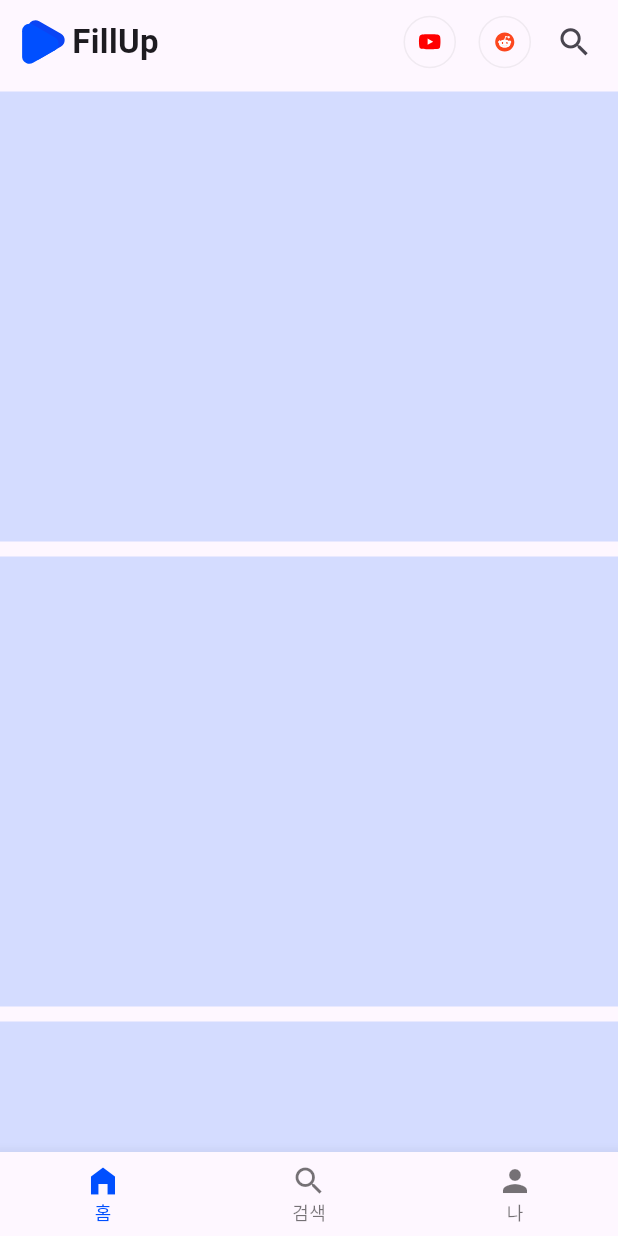
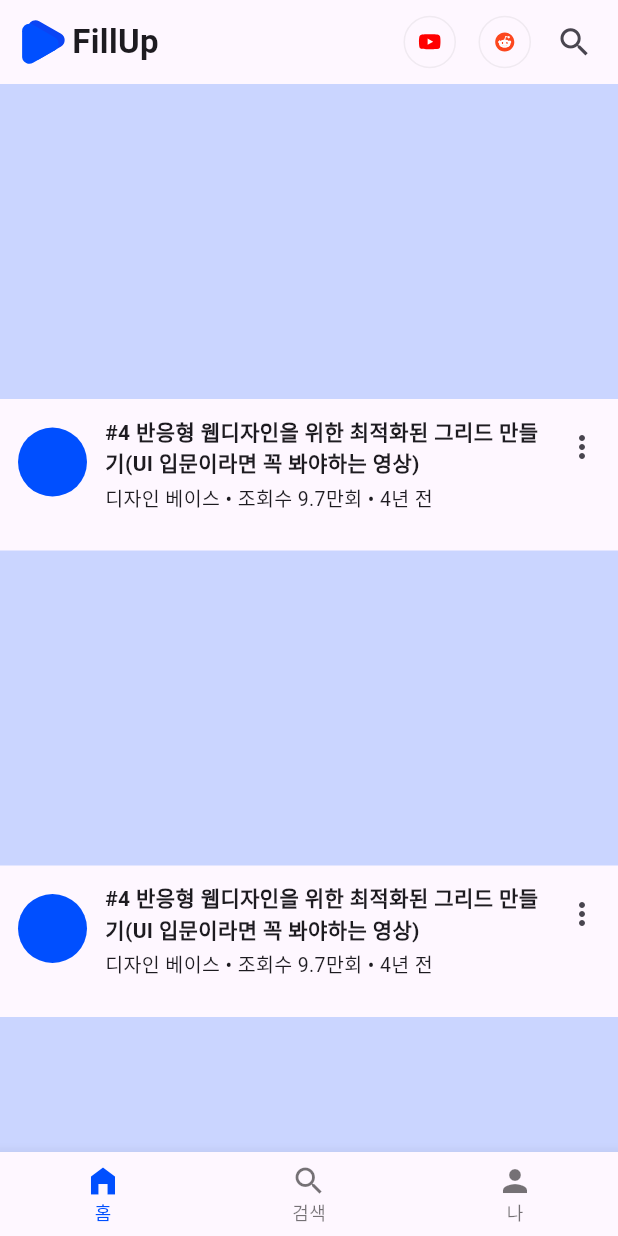
Before and after one commit to 122a/FILL-UP, a Flutter app: the screen it shows after launch, on a phone screen of 412 x 824 dp. Run offline on Flutter 3.47's test engine with Material 3 defaults, Android fonts, the light colour scheme and no system bars; our stand-ins replace firebase_core, flutter_svg, get; accounts and stored records are empty; Roboto replaces fonts that are missing (SF-Pro-Display).

Commit message:
commit 22
주요내용 :
 • lib > display > components > video_widget.dart(추가)
  - YouTube로부터 받은 동영상을 담을 뼈대 추가

```diff
--- /dev/null
+++ b/src/front_renewal/lib/display/components/vidio_widget.dart
@@ -0,0 +1,82 @@
+import 'package:flutter/material.dart';
+import 'package:flutter/widgets.dart';
+
+class VidioWidget extends StatelessWidget {
+  const VidioWidget({super.key});
+
+  @override
+  Widget build(BuildContext context) {
+    return Container(
+      child: Column(
+        children: [
+          _thumbnail(),
+          _detailInfo(),
+        ],
+      ),
+    );
+  }
+
+  Widget _thumbnail() {
+    return Container(
+      height: 210,
+      color: const Color.fromARGB(52, 0, 81, 255),
+    );
+  }
+
+  Widget _detailInfo() {
+    return Container(
+      padding: const EdgeInsets.only(left: 12, top: 8, bottom: 25),
+      child: Row(
+        children: [
+          const CircleAvatar(
+            // 유투브 채널 사진
+            radius: 23,
+            backgroundColor: Color(0xff004fff),
+          ),
+          const SizedBox(width: 12),
+          Expanded(
+            // 동영상 제목 조회수, 및 디테일 정보 및 설정 버튼
+            child: Column(
+              children: [
+                Row(
+                  //윗 줄
+                  children: [
+                    const Expanded(
+                      child: Text(
+                        "#4 반응형 웹디자인을 위한 최적화된 그리드 만들기(UI 입문이라면 꼭 봐야하는 영상)",
+                        maxLines: 2,
+                        style: TextStyle(fontWeight: FontWeight.w600),
+                      ),
+                    ),
+                    IconButton(
+                        onPressed: () {}, icon: const Icon(Icons.more_vert)),
+                  ],
+                ),
+                const Row(
+                  // 아랫줄
+                  children: [
+                    // 채널명
+                    Text(
+                      "디자인 베이스 • ",
+                      style: TextStyle(fontSize: 13),
+                    ),
+                    //조회수
+                    Text(
+                      "조회수 9.7만회 • ",
+                      style: TextStyle(fontSize: 13),
+                    ),
+                    // 올린 날짜
+                    Text(
+                      "4년 전",
+                      style: TextStyle(fontSize: 13),
+                    ),
+                  ],
+                ),
+              ],
+            ),
+          ),
+        ],
+      ),
+    );
+  }
+}
--- a/src/front_renewal/lib/display/pages/home.dart
+++ b/src/front_renewal/lib/display/pages/home.dart
@@ -1,6 +1,7 @@
 import 'package:flutter/material.dart';
 import 'package:flutter/widgets.dart';
 import 'package:flutter_svg/svg.dart';
+import 'package:front_renewal/display/components/vidio_widget.dart';
 
 class Home extends StatelessWidget {
   const Home({super.key});
@@ -106,13 +107,9 @@ class Home extends StatelessWidget {
             delegate: SliverChildBuilderDelegate(
               //delegate 파라미터를 사용해서 동영상들의 공통적인 특징을 정해주는 것 같음.
               (context, index) {
-                return Padding(
-                  //동영상 요소들의 특징과 사이 간격
-                  padding: const EdgeInsets.symmetric(vertical: 5),
-                  child: Container(
-                    height: 300,
-                    color: const Color.fromARGB(42, 0, 81, 255),
-                  ),
+                return GestureDetector(
+                  onTap: () {},
+                  child: const VidioWidget(),
                 );
               },
               childCount: 10, // 화면에 나타낼 최대 동영상 갯수.
```
